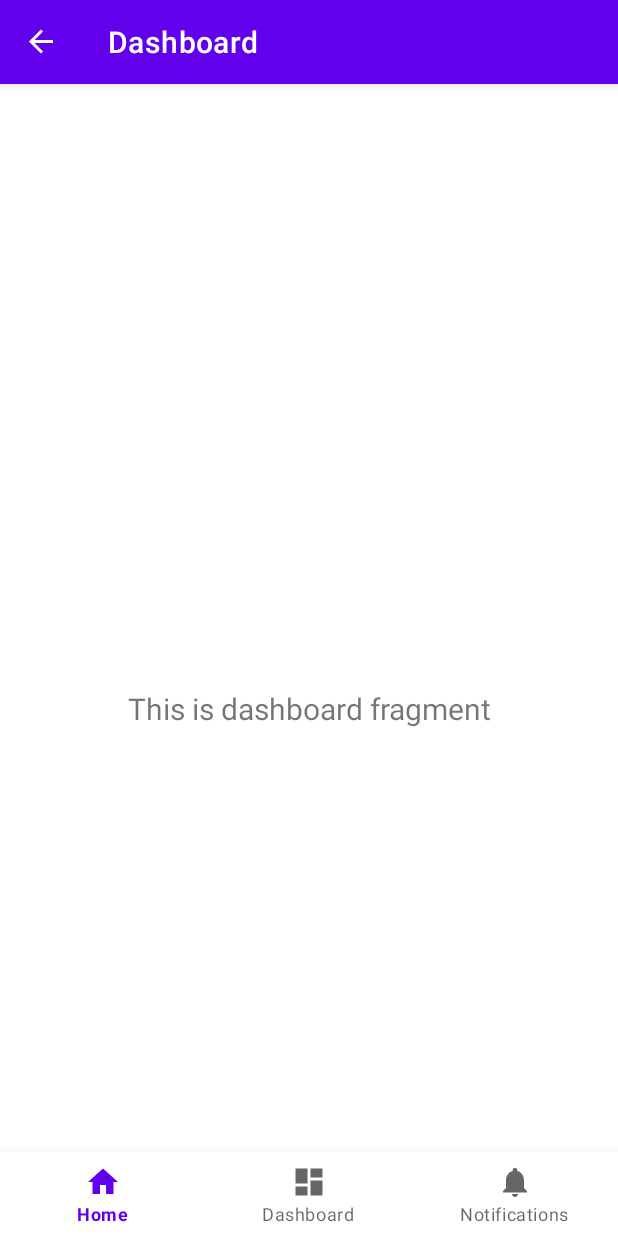
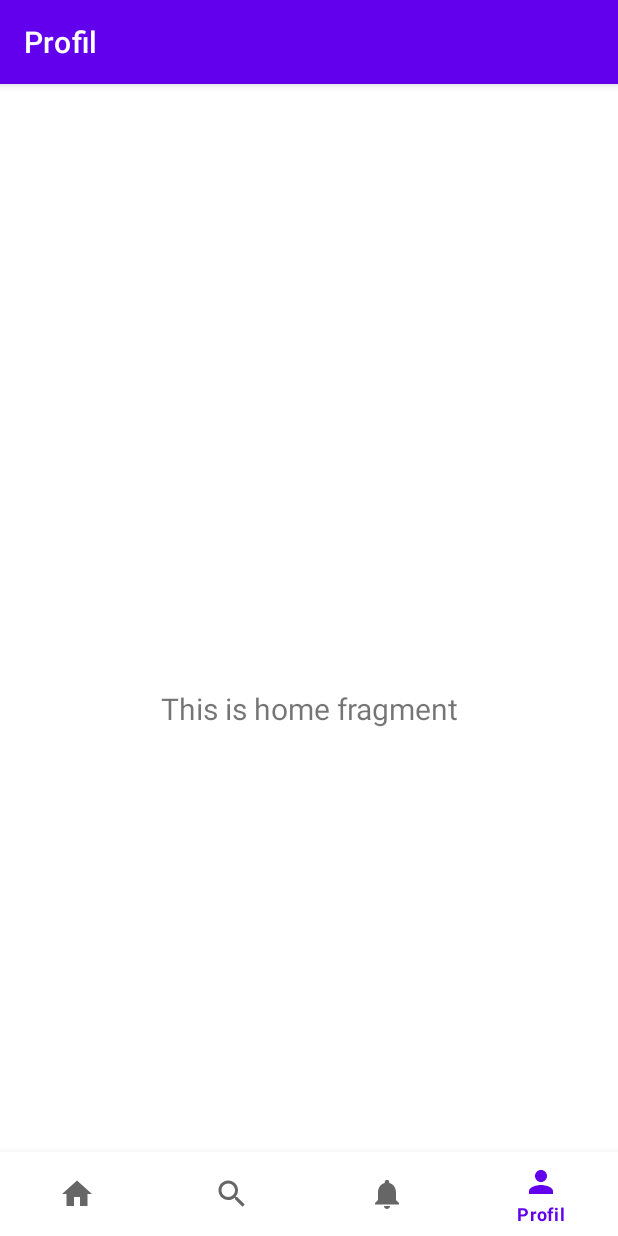
Before and after one commit to LoloLeMono/InterIm, an Android app: the ProfilFragment screen opened through its navigation route, on a phone screen of 412 x 824 dp. Run offline under Robolectric (Android 15) with nearby library versions, the phone set to English and light mode, and no system bars; our stand-ins replace navigation-ui.

Commit message:
Add navbar

```diff
--- a/app/src/main/java/com/mobile/inter_im/MainActivity.java
+++ b/app/src/main/java/com/mobile/inter_im/MainActivity.java
@@ -24,7 +24,7 @@ private ActivityMainBinding binding;
         // Passing each menu ID as a set of Ids because each
         // menu should be considered as top level destinations.
         AppBarConfiguration appBarConfiguration = new AppBarConfiguration.Builder(
-                R.id.navigation_home, R.id.navigation_dashboard, R.id.navigation_notifications)
+                R.id.navigation_home, R.id.navigation_search, R.id.navigation_notifications, R.id.navigation_profil)
                 .build();
         NavController navController = Navigation.findNavController(this, R.id.nav_host_fragment_activity_main);
         NavigationUI.setupActionBarWithNavController(this, navController, appBarConfiguration);
--- a/app/src/main/java/com/mobile/inter_im/ui/dashboard/DashboardFragment.java
+++ b/app/src/main/java/com/mobile/inter_im/ui/profil/ProfilFragment.java
@@ -1,29 +1,31 @@
-package com.mobile.inter_im.ui.dashboard;
+package com.mobile.inter_im.ui.profil;
 
 import android.os.Bundle;
 import android.view.LayoutInflater;
 import android.view.View;
 import android.view.ViewGroup;
 import android.widget.TextView;
+
 import androidx.annotation.NonNull;
 import androidx.fragment.app.Fragment;
 import androidx.lifecycle.ViewModelProvider;
-import com.mobile.inter_im.databinding.FragmentDashboardBinding;
 
-public class DashboardFragment extends Fragment {
+import com.mobile.inter_im.databinding.FragmentProfilBinding;
 
-private FragmentDashboardBinding binding;
+public class ProfilFragment extends Fragment {
+
+private FragmentProfilBinding binding;
 
     public View onCreateView(@NonNull LayoutInflater inflater,
             ViewGroup container, Bundle savedInstanceState) {
-        DashboardViewModel dashboardViewModel =
-                new ViewModelProvider(this).get(DashboardViewModel.class);
+        ProfilViewModel profilViewModel =
+                new ViewModelProvider(this).get(ProfilViewModel.class);
 
-    binding = FragmentDashboardBinding.inflate(inflater, container, false);
+    binding = FragmentProfilBinding.inflate(inflater, container, false);
     View root = binding.getRoot();
 
-        final TextView textView = binding.textDashboard;
-        dashboardViewModel.getText().observe(getViewLifecycleOwner(), textView::setText);
+        final TextView textView = binding.textProfil;
+        profilViewModel.getText().observe(getViewLifecycleOwner(), textView::setText);
         return root;
     }
 
--- a/app/src/main/java/com/mobile/inter_im/ui/dashboard/DashboardViewModel.java
+++ b/app/src/main/java/com/mobile/inter_im/ui/profil/ProfilViewModel.java
@@ -1,16 +1,16 @@
-package com.mobile.inter_im.ui.dashboard;
+package com.mobile.inter_im.ui.profil;
 
 import androidx.lifecycle.LiveData;
 import androidx.lifecycle.MutableLiveData;
 import androidx.lifecycle.ViewModel;
 
-public class DashboardViewModel extends ViewModel {
+public class ProfilViewModel extends ViewModel {
 
     private final MutableLiveData<String> mText;
 
-    public DashboardViewModel() {
+    public ProfilViewModel() {
         mText = new MutableLiveData<>();
-        mText.setValue("This is dashboard fragment");
+        mText.setValue("This is home fragment");
     }
 
     public LiveData<String> getText() {
--- /dev/null
+++ b/app/src/main/java/com/mobile/inter_im/ui/search/SearchFragment.java
@@ -0,0 +1,35 @@
+package com.mobile.inter_im.ui.search;
+
+import android.os.Bundle;
+import android.view.LayoutInflater;
+import android.view.View;
+import android.view.ViewGroup;
+import android.widget.TextView;
+import androidx.annotation.NonNull;
+import androidx.fragment.app.Fragment;
+import androidx.lifecycle.ViewModelProvider;
+import com.mobile.inter_im.databinding.FragmentSearchBinding;
+
+public class SearchFragment extends Fragment {
+
+private FragmentSearchBinding binding;
+
+    public View onCreateView(@NonNull LayoutInflater inflater,
+            ViewGroup container, Bundle savedInstanceState) {
+        SearchViewModel searchViewModel =
+                new ViewModelProvider(this).get(SearchViewModel.class);
+
+    binding = FragmentSearchBinding.inflate(inflater, container, false);
+    View root = binding.getRoot();
+
+        final TextView textView = binding.textDashboard;
+        searchViewModel.getText().observe(getViewLifecycleOwner(), textView::setText);
+        return root;
+    }
+
+@Override
+    public void onDestroyView() {
+        super.onDestroyView();
+        binding = null;
+    }
+}
--- /dev/null
+++ b/app/src/main/java/com/mobile/inter_im/ui/search/SearchViewModel.java
@@ -0,0 +1,19 @@
+package com.mobile.inter_im.ui.search;
+
+import androidx.lifecycle.LiveData;
+import androidx.lifecycle.MutableLiveData;
+import androidx.lifecycle.ViewModel;
+
+public class SearchViewModel extends ViewModel {
+
+    private final MutableLiveData<String> mText;
+
+    public SearchViewModel() {
+        mText = new MutableLiveData<>();
+        mText.setValue("This is dashboard fragment");
+    }
+
+    public LiveData<String> getText() {
+        return mText;
+    }
+}
--- /dev/null
+++ b/app/src/main/res/drawable/baseline_person_24.xml
@@ -0,0 +1,5 @@
+<vector android:height="24dp" android:tint="#000000"
+    android:viewportHeight="24" android:viewportWidth="24"
+    android:width="24dp" xmlns:android="http://schemas.android.com/apk/res/android">
+    <path android:fillColor="@android:color/white" android:pathData="M12,12c2.21,0 4,-1.79 4,-4s-1.79,-4 -4,-4 -4,1.79 -4,4 1.79,4 4,4zM12,14c-2.67,0 -8,1.34 -8,4v2h16v-2c0,-2.66 -5.33,-4 -8,-4z"/>
+</vector>
--- /dev/null
+++ b/app/src/main/res/drawable/baseline_search_24.xml
@@ -0,0 +1,5 @@
+<vector android:height="24dp" android:tint="#000000"
+    android:viewportHeight="24" android:viewportWidth="24"
+    android:width="24dp" xmlns:android="http://schemas.android.com/apk/res/android">
+    <path android:fillColor="@android:color/white" android:pathData="M15.5,14h-0.79l-0.28,-0.27C15.41,12.59 16,11.11 16,9.5 16,5.91 13.09,3 9.5,3S3,5.91 3,9.5 5.91,16 9.5,16c1.61,0 3.09,-0.59 4.23,-1.57l0.27,0.28v0.79l5,4.99L20.49,19l-4.99,-5zM9.5,14C7.01,14 5,11.99 5,9.5S7.01,5 9.5,5 14,7.01 14,9.5 11.99,14 9.5,14z"/>
+</vector>
--- /dev/null
+++ b/app/src/main/res/layout/fragment_profil.xml
@@ -0,0 +1,23 @@
+<?xml version="1.0" encoding="utf-8"?>
+<androidx.constraintlayout.widget.ConstraintLayout
+    xmlns:android="http://schemas.android.com/apk/res/android"
+    xmlns:app="http://schemas.android.com/apk/res-auto"
+    xmlns:tools="http://schemas.android.com/tools"
+    android:layout_width="match_parent"
+    android:layout_height="match_parent"
+    tools:context=".ui.profil.ProfilFragment" >
+
+    <TextView
+        android:id="@+id/text_profil"
+        android:layout_width="match_parent"
+        android:layout_height="wrap_content"
+        android:layout_marginStart="8dp"
+        android:layout_marginTop="8dp"
+        android:layout_marginEnd="8dp"
+        android:textAlignment="center"
+        android:textSize="20sp"
+        app:layout_constraintEnd_toEndOf="parent"
+        app:layout_constraintStart_toStartOf="parent"
+        app:layout_constraintTop_toTopOf="parent"
+        app:layout_constraintBottom_toBottomOf="parent" />
+</androidx.constraintlayout.widget.ConstraintLayout>
--- a/app/src/main/res/layout/fragment_dashboard.xml
+++ b/app/src/main/res/layout/fragment_search.xml
@@ -5,7 +5,7 @@
     xmlns:tools="http://schemas.android.com/tools"
     android:layout_width="match_parent"
     android:layout_height="match_parent"
-    tools:context=".ui.dashboard.DashboardFragment" >
+    tools:context=".ui.search.SearchFragment" >
 
     <TextView
         android:id="@+id/text_dashboard"
--- a/app/src/main/res/menu/bottom_nav_menu.xml
+++ b/app/src/main/res/menu/bottom_nav_menu.xml
@@ -7,13 +7,18 @@
         android:title="@string/title_home"/>
 
     <item
-        android:id="@+id/navigation_dashboard"
-        android:icon="@drawable/ic_dashboard_black_24dp"
-        android:title="@string/title_dashboard"/>
+        android:id="@+id/navigation_search"
+        android:icon="@drawable/baseline_search_24"
+        android:title="@string/title_search"/>
 
     <item
         android:id="@+id/navigation_notifications"
         android:icon="@drawable/ic_notifications_black_24dp"
         android:title="@string/title_notifications"/>
 
+    <item
+        android:id="@+id/navigation_profil"
+        android:icon="@drawable/baseline_person_24"
+        android:title="@string/title_profil"/>
+
 </menu>
--- a/app/src/main/res/navigation/mobile_navigation.xml
+++ b/app/src/main/res/navigation/mobile_navigation.xml
@@ -13,9 +13,9 @@
 
     <fragment
         android:id="@+id/navigation_search"
-        android:name="com.mobile.inter_im.ui.dashboard.DashboardFragment"
-        android:label="@string/title_dashboard"
-        tools:layout="@layout/fragment_dashboard" />
+        android:name="com.mobile.inter_im.ui.search.SearchFragment"
+        android:label="@string/title_search"
+        tools:layout="@layout/fragment_search" />
 
     <fragment
         android:id="@+id/navigation_notifications"
@@ -25,7 +25,7 @@
 
     <fragment
         android:id="@+id/navigation_profil"
-        android:name="com.mobile.inter_im.ui.notifications.NotificationsFragment"
-        android:label="@string/title_notifications"
-        tools:layout="@layout/fragment_notifications" />
+        android:name="com.mobile.inter_im.ui.profil.ProfilFragment"
+        android:label="@string/title_profil"
+        tools:layout="@layout/fragment_profil" />
 </navigation>
--- a/app/src/main/res/values/strings.xml
+++ b/app/src/main/res/values/strings.xml
@@ -1,6 +1,7 @@
 <resources>
     <string name="app_name">Inter_Im</string>
     <string name="title_home">Home</string>
-    <string name="title_dashboard">Dashboard</string>
+    <string name="title_search">Search</string>
     <string name="title_notifications">Notifications</string>
+    <string name="title_profil">Profil</string>
 </resources>
```
